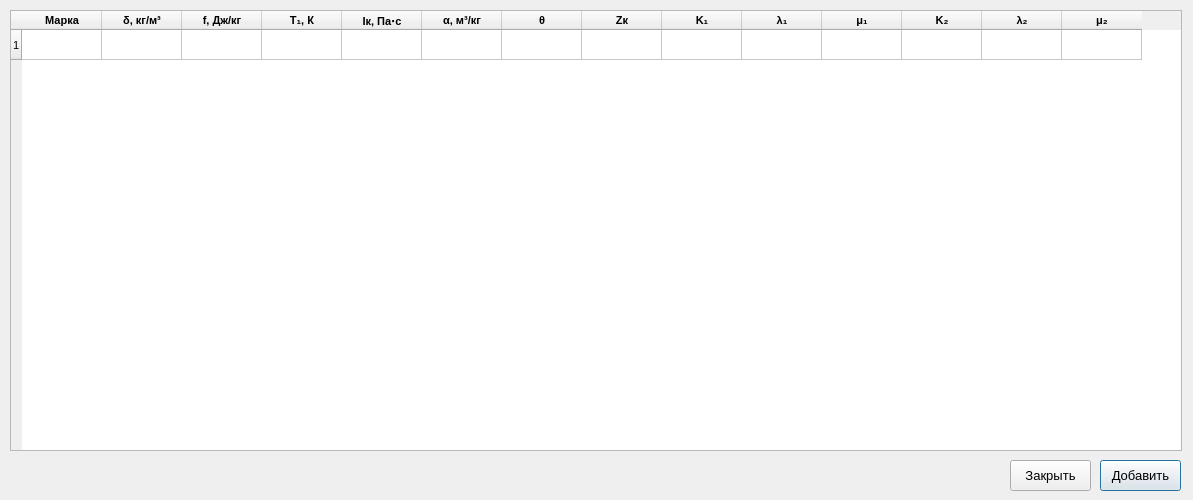
First picture: the form in GUI/MainWindow/powders.ui, repository sabbraxcaddabra/IntBalOptimization, before the edit.
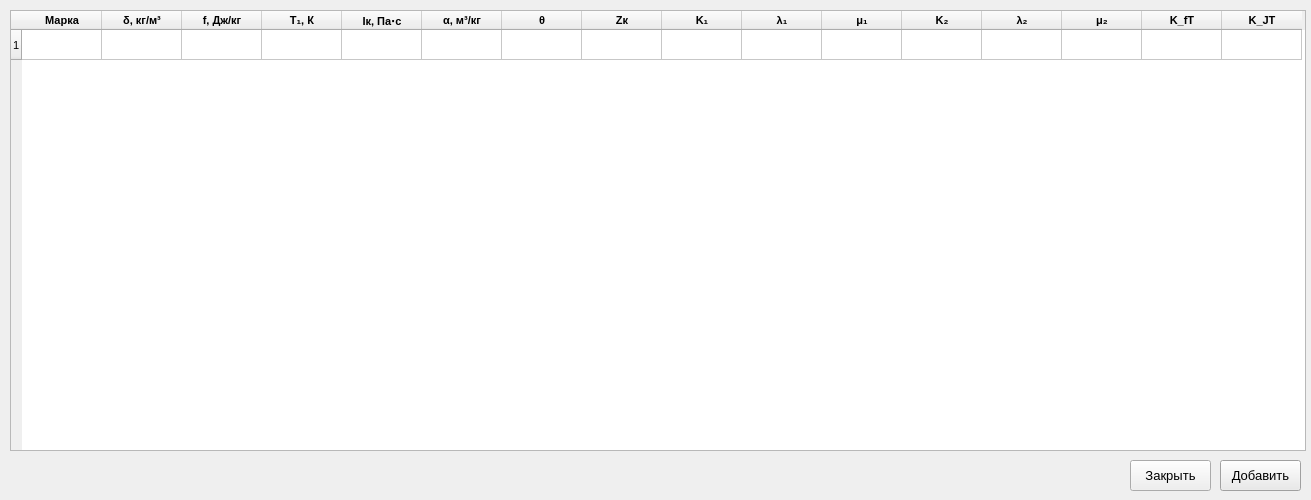
Second picture: the form after the edit.

```diff
--- a/GUI/MainWindow/powders.ui
+++ b/GUI/MainWindow/powders.ui
@@ -6,7 +6,7 @@
    <rect>
     <x>0</x>
     <y>0</y>
-    <width>1193</width>
+    <width>1311</width>
     <height>500</height>
    </rect>
   </property>
@@ -24,10 +24,74 @@
   </property>
   <property name="maximumSize">
    <size>
-    <width>1193</width>
+    <width>1311</width>
     <height>500</height>
    </size>
   </property>
+  <property name="palette">
+   <palette>
+    <active>
+     <colorrole role="Highlight">
+      <brush brushstyle="SolidPattern">
+       <color alpha="255">
+        <red>223</red>
+        <green>223</green>
+        <blue>223</blue>
+       </color>
+      </brush>
+     </colorrole>
+     <colorrole role="HighlightedText">
+      <brush brushstyle="SolidPattern">
+       <color alpha="255">
+        <red>0</red>
+        <green>0</green>
+        <blue>0</blue>
+       </color>
+      </brush>
+     </colorrole>
+    </active>
+    <inactive>
+     <colorrole role="Highlight">
+      <brush brushstyle="SolidPattern">
+       <color alpha="255">
+        <red>223</red>
+        <green>223</green>
+        <blue>223</blue>
+       </color>
+      </brush>
+     </colorrole>
+     <colorrole role="HighlightedText">
+      <brush brushstyle="SolidPattern">
+       <color alpha="255">
+        <red>0</red>
+        <green>0</green>
+        <blue>0</blue>
+       </color>
+      </brush>
+     </colorrole>
+    </inactive>
+    <disabled>
+     <colorrole role="Highlight">
+      <brush brushstyle="SolidPattern">
+       <color alpha="255">
+        <red>0</red>
+        <green>120</green>
+        <blue>215</blue>
+       </color>
+      </brush>
+     </colorrole>
+     <colorrole role="HighlightedText">
+      <brush brushstyle="SolidPattern">
+       <color alpha="255">
+        <red>0</red>
+        <green>0</green>
+        <blue>0</blue>
+       </color>
+      </brush>
+     </colorrole>
+    </disabled>
+   </palette>
+  </property>
   <property name="font">
    <font>
     <pointsize>10</pointsize>
@@ -41,7 +105,7 @@
     <rect>
      <x>10</x>
      <y>10</y>
-     <width>1172</width>
+     <width>1296</width>
      <height>441</height>
     </rect>
    </property>
@@ -68,7 +132,7 @@
     <enum>Qt::ElideRight</enum>
    </property>
    <property name="columnCount">
-    <number>14</number>
+    <number>16</number>
    </property>
    <attribute name="horizontalHeaderCascadingSectionResizes">
     <bool>false</bool>
@@ -247,6 +311,32 @@
      </font>
     </property>
    </column>
+   <column>
+    <property name="text">
+     <string>K_fT</string>
+    </property>
+    <property name="font">
+     <font>
+      <family>MS Shell Dlg 2</family>
+      <pointsize>8</pointsize>
+      <weight>75</weight>
+      <bold>true</bold>
+     </font>
+    </property>
+   </column>
+   <column>
+    <property name="text">
+     <string>K_JT</string>
+    </property>
+    <property name="font">
+     <font>
+      <family>MS Shell Dlg 2</family>
+      <pointsize>8</pointsize>
+      <weight>75</weight>
+      <bold>true</bold>
+     </font>
+    </property>
+   </column>
    <item row="0" column="0">
     <property name="text">
      <string/>
@@ -275,7 +365,7 @@
   <widget class="QPushButton" name="butt_PowdersAdd">
    <property name="geometry">
     <rect>
-     <x>1100</x>
+     <x>1220</x>
      <y>460</y>
      <width>81</width>
      <height>31</height>
@@ -293,7 +383,7 @@
   <widget class="QPushButton" name="butt_PowdersClose">
    <property name="geometry">
     <rect>
-     <x>1010</x>
+     <x>1130</x>
      <y>460</y>
      <width>81</width>
      <height>31</height>
```
Left out of the diff: 2 changed lines with no effect on the pictures.
